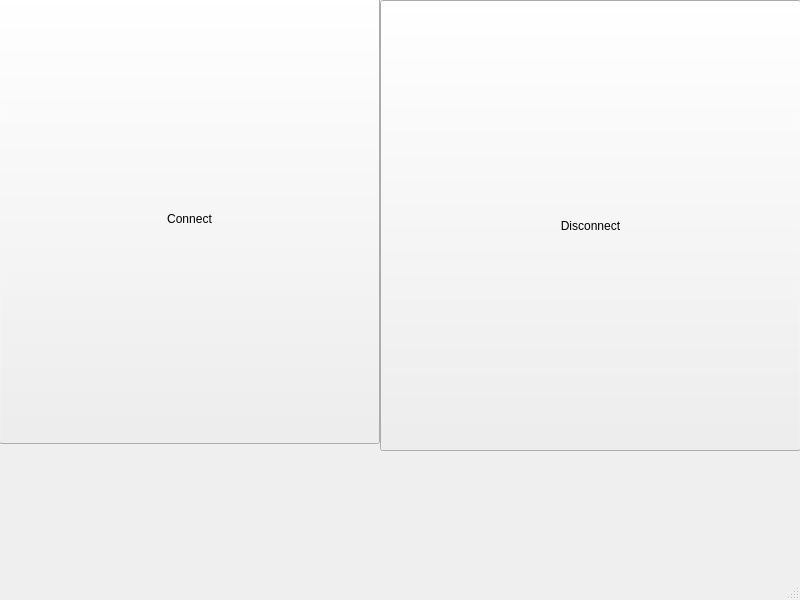
This is WiFiBot/mainwindow.ui in Federdispi/WiFiBot as Qt 5 draws it before an edit. The edited form follows.
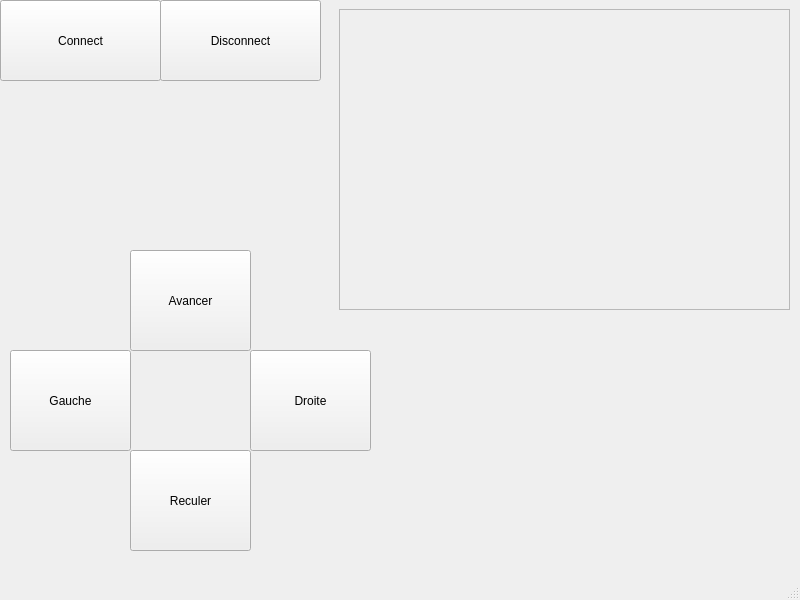
This is the edited form.

What changed in the file:
```diff
--- a/WiFiBot/mainwindow.ui
+++ b/WiFiBot/mainwindow.ui
@@ -17,10 +17,10 @@
    <widget class="QPushButton" name="connection">
     <property name="geometry">
      <rect>
-      <x>-1</x>
-      <y>-7</y>
-      <width>381</width>
-      <height>451</height>
+      <x>0</x>
+      <y>0</y>
+      <width>161</width>
+      <height>81</height>
      </rect>
     </property>
     <property name="text">
@@ -30,16 +30,84 @@
    <widget class="QPushButton" name="disconnection">
     <property name="geometry">
      <rect>
-      <x>380</x>
+      <x>160</x>
       <y>0</y>
-      <width>421</width>
-      <height>451</height>
+      <width>161</width>
+      <height>81</height>
      </rect>
     </property>
     <property name="text">
      <string>Disconnect</string>
     </property>
    </widget>
+   <widget class="QPushButton" name="avancer">
+    <property name="geometry">
+     <rect>
+      <x>130</x>
+      <y>250</y>
+      <width>121</width>
+      <height>101</height>
+     </rect>
+    </property>
+    <property name="text">
+     <string>Avancer</string>
+    </property>
+   </widget>
+   <widget class="QPushButton" name="reculer">
+    <property name="geometry">
+     <rect>
+      <x>130</x>
+      <y>450</y>
+      <width>121</width>
+      <height>101</height>
+     </rect>
+    </property>
+    <property name="text">
+     <string>Reculer</string>
+    </property>
+   </widget>
+   <widget class="QPushButton" name="droite">
+    <property name="geometry">
+     <rect>
+      <x>250</x>
+      <y>350</y>
+      <width>121</width>
+      <height>101</height>
+     </rect>
+    </property>
+    <property name="text">
+     <string>Droite</string>
+    </property>
+   </widget>
+   <widget class="QPushButton" name="gauche">
+    <property name="geometry">
+     <rect>
+      <x>10</x>
+      <y>350</y>
+      <width>121</width>
+      <height>101</height>
+     </rect>
+    </property>
+    <property name="text">
+     <string>Gauche</string>
+    </property>
+   </widget>
+   <widget class="QFrame" name="frame">
+    <property name="geometry">
+     <rect>
+      <x>339</x>
+      <y>9</y>
+      <width>451</width>
+      <height>301</height>
+     </rect>
+    </property>
+    <property name="frameShape">
+     <enum>QFrame::StyledPanel</enum>
+    </property>
+    <property name="frameShadow">
+     <enum>QFrame::Raised</enum>
+    </property>
+   </widget>
   </widget>
   <widget class="QMenuBar" name="menubar">
    <property name="geometry">
```
Left out of the diff: 2 changed lines with no effect on the pictures.
